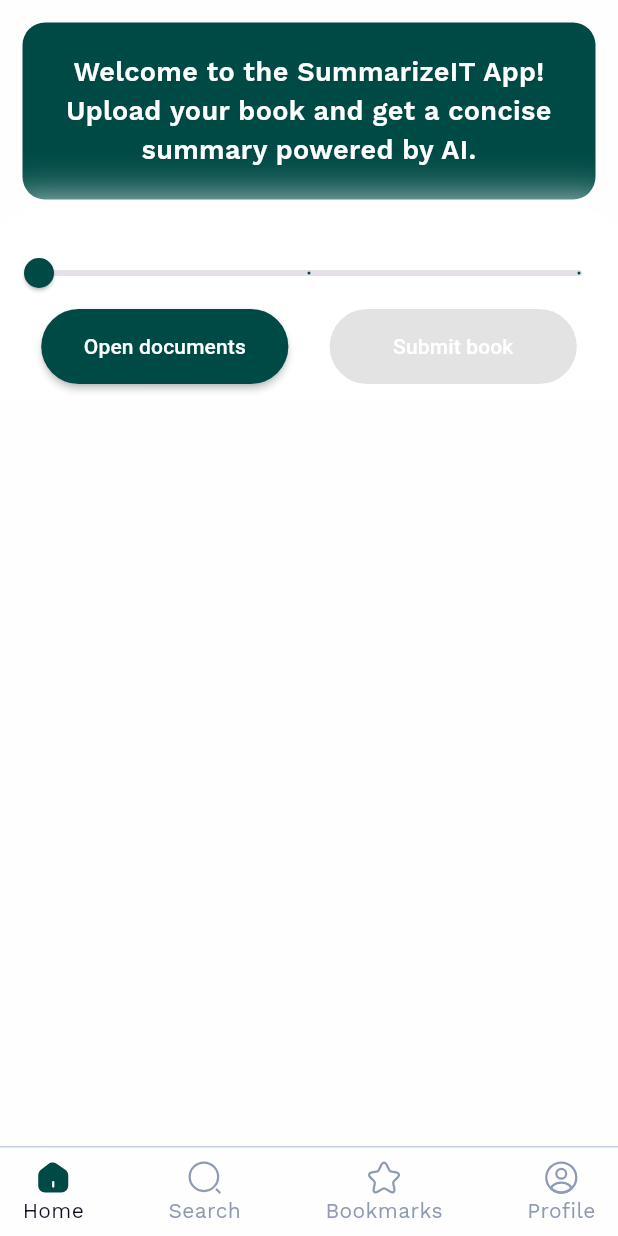
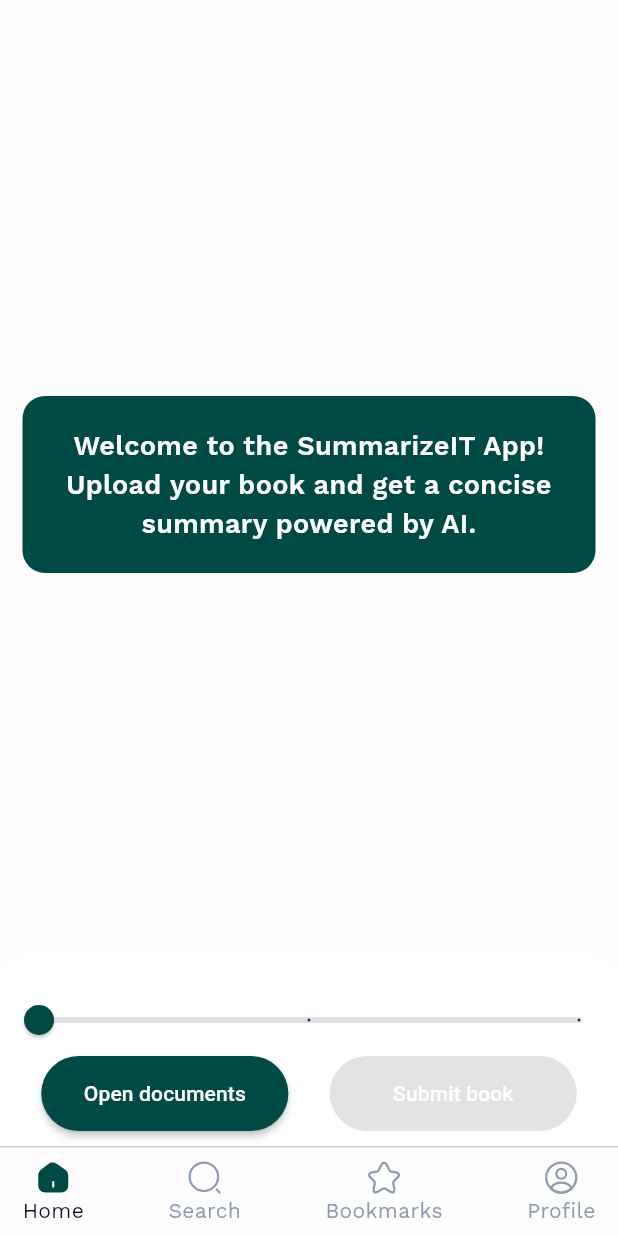
Before and after one commit to ibragimov05/summarize-it, a Flutter app: the screen it shows once a user with an empty profile is signed in, on a phone screen of 412 x 824 dp. Run offline on Flutter 3.47's test engine with Material 3 defaults, Android fonts, the phone set to English and light mode, and no system bars; our stand-ins replace adaptive_theme, bloc, file_picker, firebase_auth, firebase_core, flutter_bloc and 6 more; missing offline and left inert: pdf_image_renderer; accounts and stored records are empty; generated files the repository leaves out were written again.

Commit message:
ui has been improved

```diff
--- a/lib/logic/blocs/pdf_to_image/pdf_to_image_events.dart
+++ b/lib/logic/blocs/pdf_to_image/pdf_to_image_events.dart
@@ -7,3 +7,5 @@ final class ConvertPdfToImageEvent extends PdfToImageEvents {
   final RoundedLoadingButtonController buttonController;
   ConvertPdfToImageEvent({required this.file,required this.buttonController});
 }
+
+final class ClearBookPagesEvent extends PdfToImageEvents {}
--- a/lib/ui/screens/home_screen/home_screen.dart
+++ b/lib/ui/screens/home_screen/home_screen.dart
@@ -1,116 +1,3 @@
-// import 'package:flutter/material.dart';
-// import 'package:flutter_bloc/flutter_bloc.dart';
-// import 'package:rounded_loading_button_plus/rounded_loading_button.dart';
-// import 'package:summarize_it/logic/blocs/all_blocs.dart';
-// import 'package:summarize_it/ui/screens/home_screen/widgets/custom_slider.dart';
-// import 'package:summarize_it/ui/screens/home_screen/widgets/greeting_message.dart';
-// import 'package:summarize_it/ui/screens/home_screen/widgets/helper_buttons.dart';
-// import 'package:summarize_it/utils/ai_constants.dart';
-// import 'package:summarize_it/utils/app_functions.dart';
-// import 'package:summarize_it/utils/app_router.dart';
-
-// class HomeScreen extends StatefulWidget {
-//   const HomeScreen({super.key});
-
-//   @override
-//   State<HomeScreen> createState() => _HomeScreenState();
-// }
-
-// class _HomeScreenState extends State<HomeScreen> {
-//   int _summaryLength = 1;
-
-//   final RoundedLoadingButtonController _submitButtonController =
-//       RoundedLoadingButtonController();
-//   final RoundedLoadingButtonController _openDocButtonController =
-//       RoundedLoadingButtonController();
-
-//   @override
-//   Widget build(BuildContext context) {
-//     return SafeArea(
-//       child: Column(
-//         crossAxisAlignment: CrossAxisAlignment.end,
-//         children: [
-//           BlocConsumer<GenerativeAiBloc, GenerativeAiStates>(
-//             listener: (context, state) {
-//               if (state is LoadedGenerativeAiState) {
-//                 Navigator.pushNamed(context, AppRouter.summaryScreen);
-//               } else if (state is ErrorGenerativeAiState) {
-//                 AppFunctions.showErrorSnackBar(context, state.message);
-//               }
-//             },
-//             builder: (context, state) {
-//               return const Expanded(child: GreetingMessage());
-//             },
-//           ),
-//           BlocConsumer<FilePickerBloc, FilePickerStates>(
-//             listener: (context, state) {
-//               if (state is LoadedFilePickerState) {
-//                 if (state.file != null) {
-//                   context.read<PdfToImageBloc>().add(ConvertPdfToImageEvent(
-//                         file: state.file!,
-//                         buttonController: _openDocButtonController,
-//                       ));
-//                 }
-//               }
-//             },
-//             builder: (context, state) {
-//               return BlocBuilder<PdfToImageBloc, PdfToImageStates>(
-//                 builder: (context, state) {
-//                   return Container(
-//                     padding: const EdgeInsets.symmetric(vertical: 10),
-//                     decoration:
-//                         const BoxDecoration(color: Colors.white, boxShadow: [
-//                       BoxShadow(
-//                         color: Colors.white,
-//                         spreadRadius: 1,
-//                         blurRadius: 25,
-//                         offset: Offset(0, -10),
-//                       ),
-//                     ]),
-//                     child: Column(
-//                       children: [
-//                         CustomSlider(
-//                             onSliderValChanged: (p0) => _summaryLength = p0),
-//                         HelperButtons(
-//                           openDocButtonController: _openDocButtonController,
-//                           submitButtonController: _submitButtonController,
-//                           onOpenDocTap: () {
-//                             context
-//                                 .read<FilePickerBloc>()
-//                                 .add(SelectFileEvent());
-//                           },
-//                           onSubmitTap: state is LoadedPdfToImageState
-//                               ? () {
-//                                   try {
-//                                     _submitButtonController.start();
-//                                     context.read<GenerativeAiBloc>().add(
-//                                           SummarizeAiEvent(
-//                                             files: state.files,
-//                                             summaryLength: SummaryLength
-//                                                 .values[_summaryLength - 1],
-//                                             buttonController:
-//                                                 _submitButtonController,
-//                                           ),
-//                                         );
-//                                     _submitButtonController.reset();
-//                                   } catch (e) {
-//                                     print(e.toString());
-//                                   }
-//                                 }
-//                               : null,
-//                         ),
-//                       ],
-//                     ),
-//                   );
-//                 },
-//               );
-//             },
-//           ),
-//         ],
-//       ),
-//     );
-//   }
-// }
 import 'package:flutter/material.dart';
 import 'package:flutter_bloc/flutter_bloc.dart';
 import 'package:rounded_loading_button_plus/rounded_loading_button.dart';
@@ -122,6 +9,8 @@ import 'package:summarize_it/ui/screens/home_screen/widgets/helper_buttons.dart'
 import 'package:summarize_it/utils/ai_constants.dart';
 import 'package:summarize_it/utils/app_functions.dart';
 import 'package:summarize_it/utils/app_router.dart';
+
+import 'widgets/clear_book_pages.dart';
 
 class HomeScreen extends StatefulWidget {
   const HomeScreen({super.key});
@@ -154,7 +43,15 @@ class _HomeScreenState extends State<HomeScreen> {
               }
             },
             builder: (context, state) {
-              return const GreetingMessage();
+              return BlocBuilder<PdfToImageBloc, PdfToImageStates>(
+                builder: (context, pdfState) {
+                  if (pdfState is LoadingPdfToImageState ||
+                      pdfState is LoadedPdfToImageState) {
+                    return const ClearBookPages();
+                  }
+                  return const Expanded(child: GreetingMessage());
+                },
+              );
             },
           ),
 
--- a/lib/ui/screens/home_screen/widgets/book_pages.dart
+++ b/lib/ui/screens/home_screen/widgets/book_pages.dart
@@ -1,12 +1,7 @@
 import 'dart:typed_data';
 
 import 'package:flutter/material.dart';
-import 'package:flutter_bloc/flutter_bloc.dart';
-import 'package:rounded_loading_button_plus/rounded_loading_button.dart';
 import 'package:summarize_it/utils/responsive.dart';
-
-import '../../../../logic/blocs/file_picker/file_picker_bloc.dart';
-import '../../../../logic/blocs/pdf_to_image/pdf_to_image_bloc.dart';
 
 class BookPages extends StatelessWidget {
   final List<Uint8List> files;
--- a/lib/ui/screens/summary_screen/summary_screen.dart
+++ b/lib/ui/screens/summary_screen/summary_screen.dart
@@ -12,7 +12,7 @@ class SummaryScreen extends StatelessWidget {
   Widget build(BuildContext context) {
     return Scaffold(
       appBar: AppBar(
-        leading: ArrowBackButton(),
+        leading: const ArrowBackButton(),
       ),
       body: BlocBuilder<GenerativeAiBloc, GenerativeAiStates>(
         builder: (context, state) {
```
Also changed, not shown: lib/logic/blocs/pdf_to_image/pdf_to_image_bloc.dart (+8 -0 lines), lib/ui/screens/home_screen/widgets/clear_book_pages.dart (added, +20 -0 lines).
